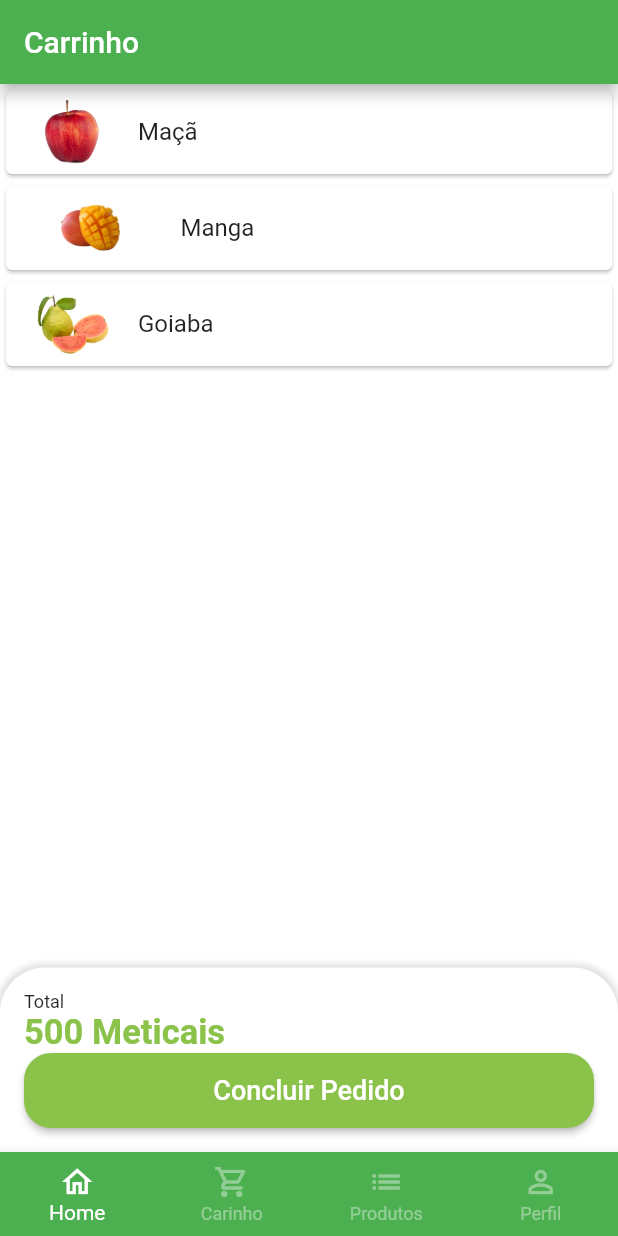
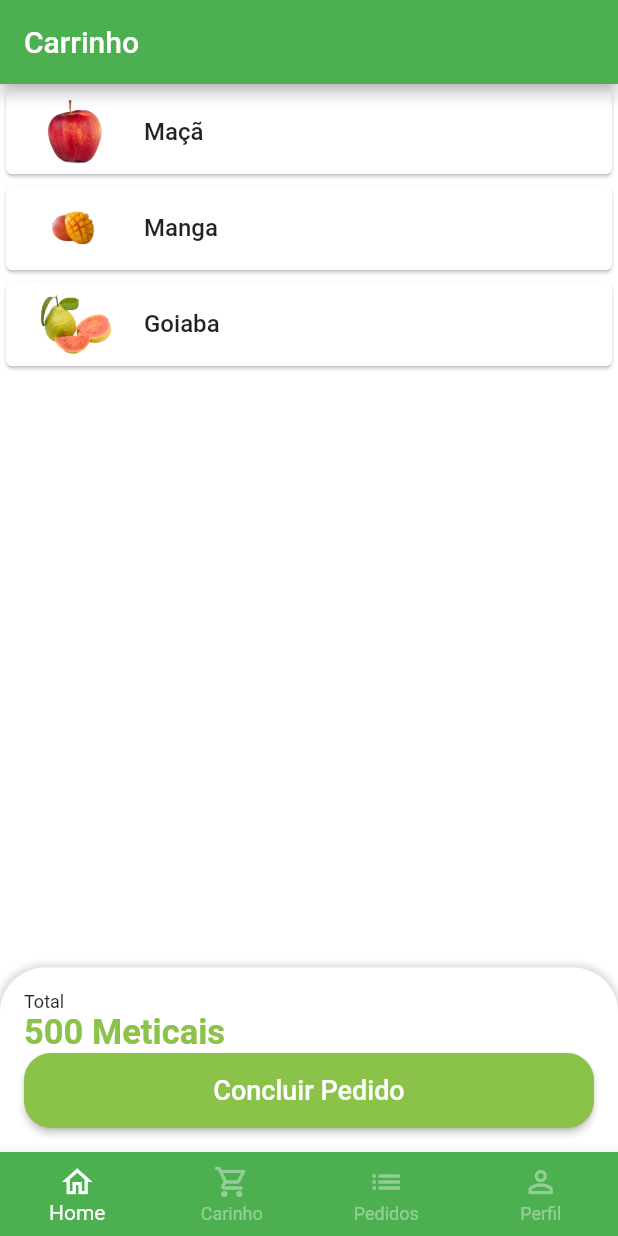
Before and after one commit to marinoricardo/greengrocer, a Flutter app: the BaseScreen screen opened directly, swiped to page 2, on a phone screen of 412 x 824 dp. Run offline on Flutter 3.47's test engine with Material 2 defaults, Android fonts, the phone set to English and light mode, and no system bars; our stand-ins replace animated_text_kit, badges.

Commit message:
fix: BaseScreen

```diff
--- a/lib/src/pages/base/base_screen.dart
+++ b/lib/src/pages/base/base_screen.dart
@@ -46,12 +46,29 @@ class _BaseScreenState extends State<BaseScreen> {
         unselectedItemColor: Colors.white.withAlpha(100),
         items: const [
           BottomNavigationBarItem(
-              icon: Icon(Icons.home_outlined), label: 'Home'),
+            icon: Icon(
+              Icons.home_outlined,
+            ),
+            label: 'Home',
+          ),
           BottomNavigationBarItem(
-              icon: Icon(Icons.shopping_cart_outlined), label: 'Carinho'),
-          BottomNavigationBarItem(icon: Icon(Icons.list), label: 'Produtos'),
+            icon: Icon(
+              Icons.shopping_cart_outlined,
+            ),
+            label: 'Carinho',
+          ),
           BottomNavigationBarItem(
-              icon: Icon(Icons.person_outline), label: 'Perfil'),
+            icon: Icon(
+              Icons.list,
+            ),
+            label: 'Pedidos',
+          ),
+          BottomNavigationBarItem(
+            icon: Icon(
+              Icons.person_outline,
+            ),
+            label: 'Perfil',
+          ),
         ],
       ),
     );
--- a/lib/src/pages/cart/components/cart_tile.dart
+++ b/lib/src/pages/cart/components/cart_tile.dart
@@ -11,8 +11,17 @@ class CartTile extends StatelessWidget {
   Widget build(BuildContext context) {
     return Card(
       child: ListTile(
-        title: Text(cartItemModel.item.itemName),
-        leading: Image.asset(cartItemModel.item.imgUrl),
+        leading: Image.asset(
+          cartItemModel.item.imgUrl,
+          height: 60,
+          width: 60,
+        ),
+        title: Text(
+          cartItemModel.item.itemName,
+          style: TextStyle(
+            fontWeight: FontWeight.w500,
+          ),
+        ),
       ),
     );
   }
```
